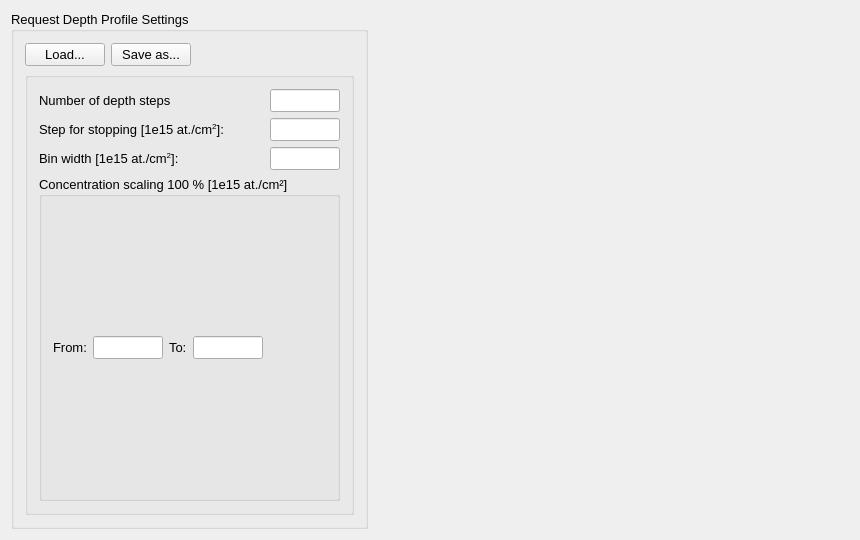
Old version of the form ui_files/ui_request_depth_profile_settings.ui in the repository JYU-IBA/potku.
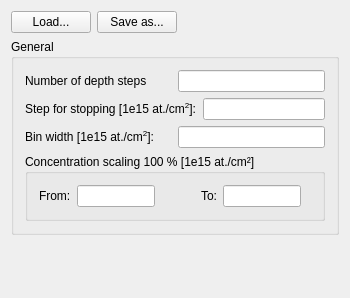
New version of the form.

Commit message:
Request Settings layout
Request Settings dialog is now resizable. Also made some other minor
layout changes.

```diff
--- a/ui_files/ui_request_depth_profile_settings.ui
+++ b/ui_files/ui_request_depth_profile_settings.ui
@@ -9,46 +9,36 @@
    <rect>
     <x>0</x>
     <y>0</y>
-    <width>860</width>
-    <height>540</height>
+    <width>350</width>
+    <height>298</height>
    </rect>
   </property>
   <property name="minimumSize">
    <size>
-    <width>860</width>
-    <height>540</height>
+    <width>0</width>
+    <height>0</height>
    </size>
   </property>
   <property name="maximumSize">
    <size>
-    <width>860</width>
-    <height>540</height>
+    <width>16777215</width>
+    <height>16777215</height>
    </size>
   </property>
   <property name="windowTitle">
    <string>RequestSimulationSettings</string>
   </property>
-  <layout class="QFormLayout" name="formLayout">
+  <layout class="QGridLayout" name="gridLayout">
    <item row="0" column="0">
-    <layout class="QVBoxLayout" name="verticalLayout_6">
-     <item>
-      <widget class="QGroupBox" name="detectorSettings">
-       <property name="enabled">
-        <bool>true</bool>
-       </property>
-       <property name="font">
-        <font>
-         <pointsize>10</pointsize>
-        </font>
-       </property>
-       <property name="title">
-        <string>Request Depth Profile Settings</string>
-       </property>
-       <layout class="QVBoxLayout" name="verticalLayout_3">
-        <item>
          <layout class="QHBoxLayout" name="horizontalLayout">
           <item>
            <widget class="QPushButton" name="loadButton">
+       <property name="sizePolicy">
+        <sizepolicy hsizetype="Preferred" vsizetype="Fixed">
+         <horstretch>0</horstretch>
+         <verstretch>0</verstretch>
+        </sizepolicy>
+       </property>
             <property name="text">
              <string>Load...</string>
             </property>
@@ -56,6 +46,12 @@
           </item>
           <item>
            <widget class="QPushButton" name="saveButton">
+       <property name="sizePolicy">
+        <sizepolicy hsizetype="Preferred" vsizetype="Fixed">
+         <horstretch>0</horstretch>
+         <verstretch>0</verstretch>
+        </sizepolicy>
+       </property>
             <property name="text">
              <string>Save as...</string>
             </property>
@@ -76,20 +72,18 @@
           </item>
          </layout>
         </item>
-        <item>
-         <layout class="QVBoxLayout" name="verticalLayout">
-          <item>
+   <item row="1" column="0">
            <widget class="QGroupBox" name="groupBox_4">
             <property name="sizePolicy">
-             <sizepolicy hsizetype="Expanding" vsizetype="Expanding">
+      <sizepolicy hsizetype="Preferred" vsizetype="Preferred">
               <horstretch>0</horstretch>
               <verstretch>0</verstretch>
              </sizepolicy>
             </property>
             <property name="title">
-             <string/>
-            </property>
-            <layout class="QVBoxLayout" name="verticalLayout_9">
+      <string>General</string>
+     </property>
+     <layout class="QVBoxLayout" name="verticalLayout">
              <item>
               <layout class="QHBoxLayout" name="horizontalLayout_5">
                <item>
@@ -99,21 +93,14 @@
                  </property>
                 </widget>
                </item>
-               <item>
-                <spacer name="horizontalSpacer_3">
-                 <property name="orientation">
-                  <enum>Qt::Horizontal</enum>
-                 </property>
-                 <property name="sizeHint" stdset="0">
-                  <size>
-                   <width>40</width>
-                   <height>20</height>
-                  </size>
-                 </property>
-                </spacer>
-               </item>
                <item>
                 <widget class="QLineEdit" name="numberOfDepthStepsLineEdit">
+          <property name="sizePolicy">
+           <sizepolicy hsizetype="Preferred" vsizetype="Fixed">
+            <horstretch>0</horstretch>
+            <verstretch>0</verstretch>
+           </sizepolicy>
+          </property>
                  <property name="minimumSize">
                   <size>
                    <width>70</width>
@@ -122,7 +109,7 @@
                  </property>
                  <property name="maximumSize">
                   <size>
-                   <width>70</width>
+            <width>16777215</width>
                    <height>16777215</height>
                   </size>
                  </property>
@@ -139,21 +126,14 @@
                  </property>
                 </widget>
                </item>
-               <item>
-                <spacer name="horizontalSpacer_28">
-                 <property name="orientation">
-                  <enum>Qt::Horizontal</enum>
-                 </property>
-                 <property name="sizeHint" stdset="0">
-                  <size>
-                   <width>40</width>
-                   <height>20</height>
-                  </size>
-                 </property>
-                </spacer>
-               </item>
                <item>
                 <widget class="QLineEdit" name="depthStepForStoppingLineEdit">
+          <property name="sizePolicy">
+           <sizepolicy hsizetype="Preferred" vsizetype="Fixed">
+            <horstretch>0</horstretch>
+            <verstretch>0</verstretch>
+           </sizepolicy>
+          </property>
                  <property name="minimumSize">
                   <size>
                    <width>70</width>
@@ -162,7 +142,7 @@
                  </property>
                  <property name="maximumSize">
                   <size>
-                   <width>70</width>
+            <width>16777215</width>
                    <height>16777215</height>
                   </size>
                  </property>
@@ -179,21 +159,14 @@
                  </property>
                 </widget>
                </item>
-               <item>
-                <spacer name="horizontalSpacer_31">
-                 <property name="orientation">
-                  <enum>Qt::Horizontal</enum>
-                 </property>
-                 <property name="sizeHint" stdset="0">
-                  <size>
-                   <width>40</width>
-                   <height>20</height>
-                  </size>
-                 </property>
-                </spacer>
-               </item>
                <item>
                 <widget class="QLineEdit" name="depthStepForOutputLineEdit">
+          <property name="sizePolicy">
+           <sizepolicy hsizetype="Preferred" vsizetype="Fixed">
+            <horstretch>0</horstretch>
+            <verstretch>0</verstretch>
+           </sizepolicy>
+          </property>
                  <property name="minimumSize">
                   <size>
                    <width>70</width>
@@ -202,7 +175,7 @@
                  </property>
                  <property name="maximumSize">
                   <size>
-                   <width>70</width>
+            <width>16777215</width>
                    <height>16777215</height>
                   </size>
                  </property>
@@ -210,7 +183,7 @@
                </item>
               </layout>
              </item>
-             <item>
+      <item alignment="Qt::AlignTop">
               <widget class="QGroupBox" name="groupBox_7">
                <property name="title">
                 <string>Concentration scaling 100 % [1e15 at./cm²]</string>
@@ -227,6 +200,12 @@
                   </item>
                   <item>
                    <widget class="QLineEdit" name="depthsForConcentrationScalingLineEdit_1">
+             <property name="sizePolicy">
+              <sizepolicy hsizetype="Preferred" vsizetype="Fixed">
+               <horstretch>0</horstretch>
+               <verstretch>0</verstretch>
+              </sizepolicy>
+             </property>
                     <property name="minimumSize">
                      <size>
                       <width>70</width>
@@ -235,12 +214,28 @@
                     </property>
                     <property name="maximumSize">
                      <size>
-                      <width>70</width>
+               <width>16777215</width>
                       <height>16777215</height>
                      </size>
                     </property>
                    </widget>
                   </item>
+           <item>
+            <spacer name="horizontalSpacer">
+             <property name="orientation">
+              <enum>Qt::Horizontal</enum>
+             </property>
+             <property name="sizeType">
+              <enum>QSizePolicy::Maximum</enum>
+             </property>
+             <property name="sizeHint" stdset="0">
+              <size>
+               <width>70</width>
+               <height>20</height>
+              </size>
+             </property>
+            </spacer>
+           </item>
                   <item>
                    <widget class="QLabel" name="label_3">
                     <property name="text">
@@ -250,6 +245,12 @@
                   </item>
                   <item>
                    <widget class="QLineEdit" name="depthsForConcentrationScalingLineEdit_2">
+             <property name="sizePolicy">
+              <sizepolicy hsizetype="Preferred" vsizetype="Fixed">
+               <horstretch>0</horstretch>
+               <verstretch>0</verstretch>
+              </sizepolicy>
+             </property>
                     <property name="minimumSize">
                      <size>
                       <width>70</width>
@@ -258,7 +259,7 @@
                     </property>
                     <property name="maximumSize">
                      <size>
-                      <width>70</width>
+               <width>16777215</width>
                       <height>16777215</height>
                      </size>
                     </property>
@@ -285,12 +286,18 @@
             </layout>
            </widget>
           </item>
-         </layout>
-        </item>
-       </layout>
-      </widget>
-     </item>
-    </layout>
+   <item row="2" column="0">
+    <spacer name="verticalSpacer">
+     <property name="orientation">
+      <enum>Qt::Vertical</enum>
+     </property>
+     <property name="sizeHint" stdset="0">
+      <size>
+       <width>20</width>
+       <height>40</height>
+      </size>
+     </property>
+    </spacer>
    </item>
   </layout>
  </widget>
```
Lines whose indentation alone changed are shown as unchanged. The commit also changes 5 other files.
